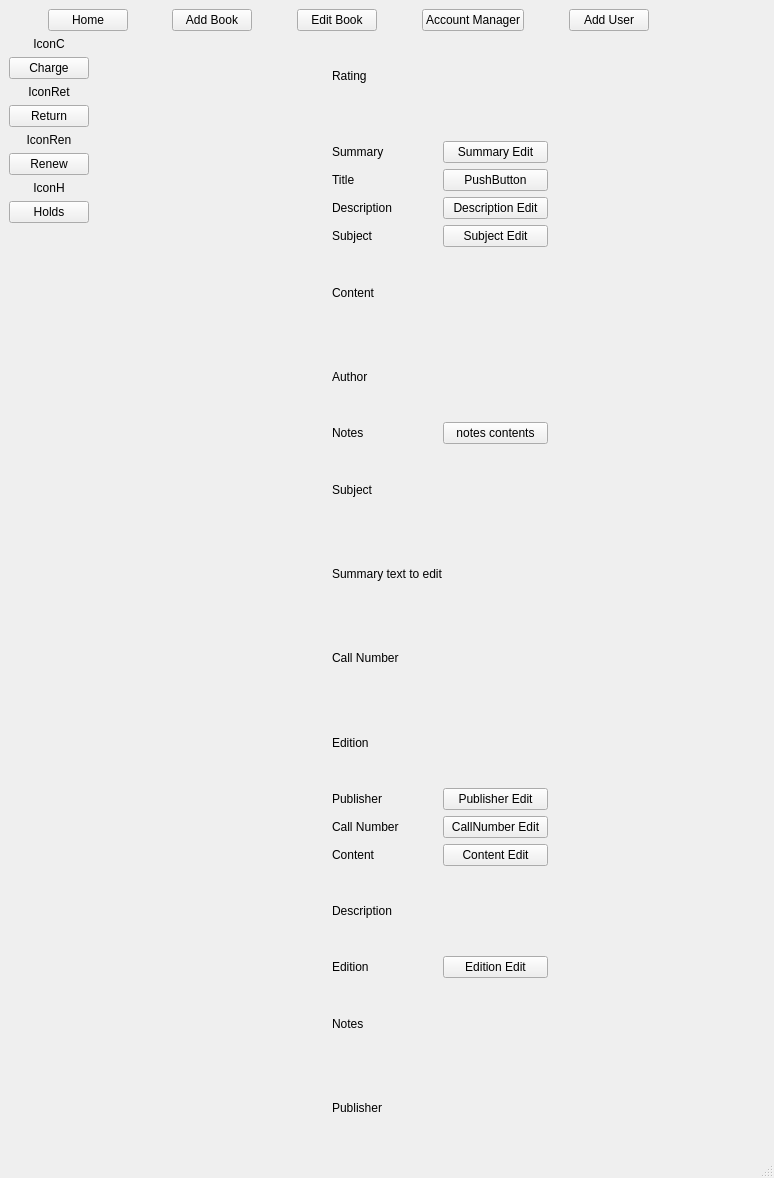
Old version of the form IsraelEthanTaehgCS106point2/adminBookPage.ui in the repository israelBlackyb/IETMCS106.2.
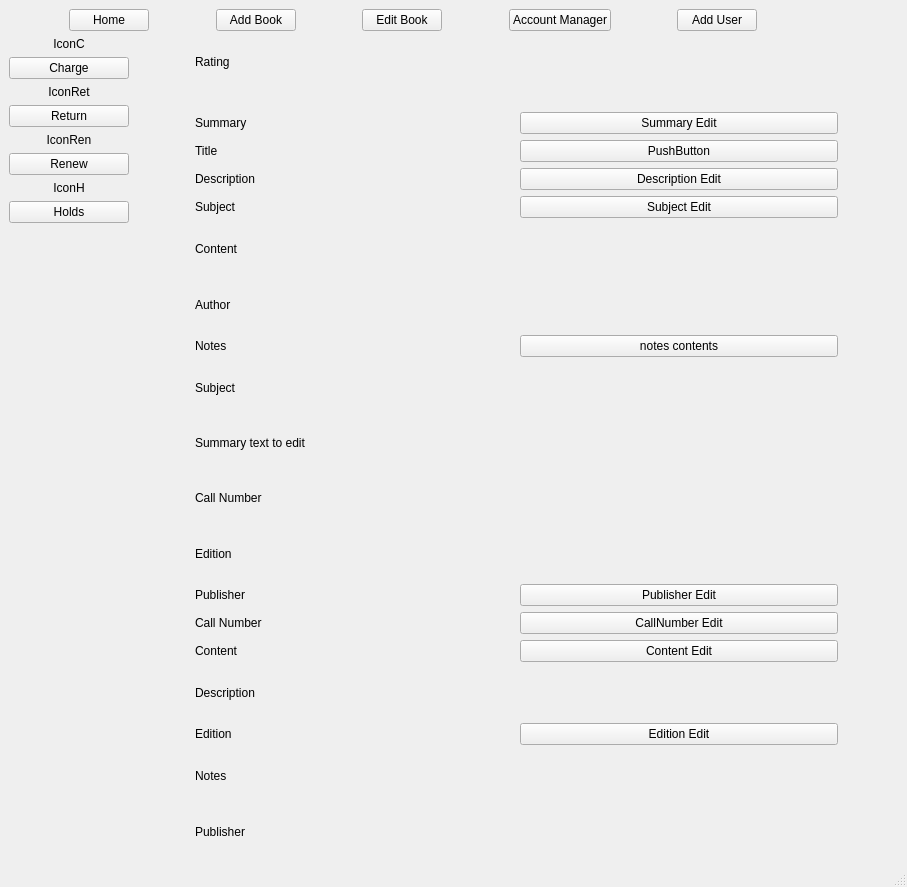
New version of the form.

Commit message:
learnt about changing the size of spacers. changed admin.
thank you Ethan, i learnt a cool thing

What changed in the file:
```diff
--- a/IsraelEthanTaehgCS106point2/adminBookPage.ui
+++ b/IsraelEthanTaehgCS106point2/adminBookPage.ui
@@ -6,8 +6,8 @@
    <rect>
     <x>0</x>
     <y>0</y>
-    <width>774</width>
-    <height>1178</height>
+    <width>907</width>
+    <height>887</height>
    </rect>
   </property>
   <property name="windowTitle">
@@ -122,12 +122,15 @@
         <item>
          <spacer name="horizontalSpacer_8">
           <property name="orientation">
-           <enum>Qt::Horizontal</enum>
+           <enum>Qt::Vertical</enum>
+          </property>
+          <property name="sizeType">
+           <enum>QSizePolicy::Maximum</enum>
           </property>
           <property name="sizeHint" stdset="0">
            <size>
-            <width>40</width>
-            <height>20</height>
+            <width>20</width>
+            <height>70</height>
            </size>
           </property>
          </spacer>
@@ -236,6 +239,22 @@
             </item>
            </layout>
           </item>
+          <item>
+           <spacer name="horizontalSpacer_12">
+            <property name="orientation">
+             <enum>Qt::Horizontal</enum>
+            </property>
+            <property name="sizeType">
+             <enum>QSizePolicy::Maximum</enum>
+            </property>
+            <property name="sizeHint" stdset="0">
+             <size>
+              <width>120</width>
+              <height>20</height>
+             </size>
+            </property>
+           </spacer>
+          </item>
           <item>
            <spacer name="verticalSpacer_2">
             <property name="orientation">
@@ -269,6 +288,9 @@
           <property name="orientation">
            <enum>Qt::Horizontal</enum>
           </property>
+          <property name="sizeType">
+           <enum>QSizePolicy::Maximum</enum>
+          </property>
           <property name="sizeHint" stdset="0">
            <size>
             <width>40</width>
@@ -571,9 +593,12 @@
           <property name="orientation">
            <enum>Qt::Horizontal</enum>
           </property>
+          <property name="sizeType">
+           <enum>QSizePolicy::Maximum</enum>
+          </property>
           <property name="sizeHint" stdset="0">
            <size>
-            <width>40</width>
+            <width>60</width>
             <height>20</height>
            </size>
           </property>
```
Left out of the diff: 4 changed lines with no effect on the pictures. The commit also changes 3 other files.
